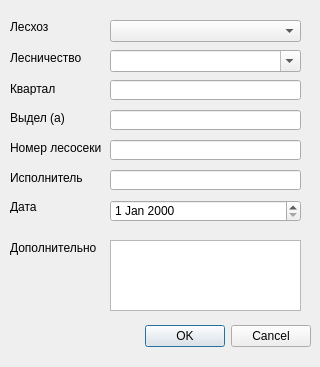
daniluuuuuuuk/daniluuuuuuuk.github.io, file modules/otvod/ui/lesosekaInfo.ui: the form before one commit.
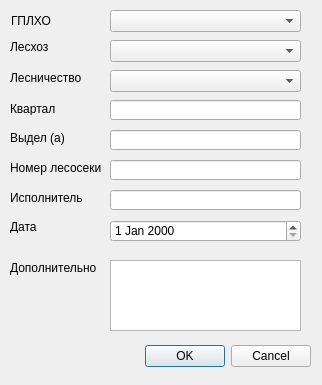
The form after the commit.

```diff
--- a/modules/otvod/ui/lesosekaInfo.ui
+++ b/modules/otvod/ui/lesosekaInfo.ui
@@ -6,8 +6,8 @@
    <rect>
     <x>0</x>
     <y>0</y>
-    <width>320</width>
-    <height>367</height>
+    <width>322</width>
+    <height>385</height>
    </rect>
   </property>
   <property name="windowTitle">
@@ -17,7 +17,7 @@
    <property name="geometry">
     <rect>
      <x>10</x>
-     <y>320</y>
+     <y>340</y>
      <width>301</width>
      <height>32</height>
     </rect>
@@ -33,7 +33,7 @@
    <property name="geometry">
     <rect>
      <x>10</x>
-     <y>170</y>
+     <y>190</y>
      <width>91</width>
      <height>16</height>
     </rect>
@@ -46,7 +46,7 @@
    <property name="geometry">
     <rect>
      <x>10</x>
-     <y>200</y>
+     <y>220</y>
      <width>47</width>
      <height>13</height>
     </rect>
@@ -59,7 +59,7 @@
    <property name="geometry">
     <rect>
      <x>10</x>
-     <y>240</y>
+     <y>260</y>
      <width>91</width>
      <height>16</height>
     </rect>
@@ -72,7 +72,7 @@
    <property name="geometry">
     <rect>
      <x>110</x>
-     <y>170</y>
+     <y>190</y>
      <width>191</width>
      <height>20</height>
     </rect>
@@ -82,7 +82,7 @@
    <property name="geometry">
     <rect>
      <x>110</x>
-     <y>240</y>
+     <y>260</y>
      <width>191</width>
      <height>71</height>
     </rect>
@@ -92,7 +92,7 @@
    <property name="geometry">
     <rect>
      <x>110</x>
-     <y>140</y>
+     <y>160</y>
      <width>191</width>
      <height>20</height>
     </rect>
@@ -102,7 +102,7 @@
    <property name="geometry">
     <rect>
      <x>10</x>
-     <y>140</y>
+     <y>160</y>
      <width>91</width>
      <height>16</height>
     </rect>
@@ -115,7 +115,7 @@
    <property name="geometry">
     <rect>
      <x>110</x>
-     <y>200</y>
+     <y>220</y>
      <width>191</width>
      <height>22</height>
     </rect>
@@ -125,7 +125,7 @@
    <property name="geometry">
     <rect>
      <x>10</x>
-     <y>20</y>
+     <y>40</y>
      <width>47</width>
      <height>13</height>
     </rect>
@@ -138,7 +138,7 @@
    <property name="geometry">
     <rect>
      <x>10</x>
-     <y>50</y>
+     <y>70</y>
      <width>71</width>
      <height>16</height>
     </rect>
@@ -151,7 +151,7 @@
    <property name="geometry">
     <rect>
      <x>10</x>
-     <y>82</y>
+     <y>102</y>
      <width>47</width>
      <height>13</height>
     </rect>
@@ -164,7 +164,7 @@
    <property name="geometry">
     <rect>
      <x>110</x>
-     <y>80</y>
+     <y>100</y>
      <width>191</width>
      <height>20</height>
     </rect>
@@ -174,7 +174,7 @@
    <property name="geometry">
     <rect>
      <x>10</x>
-     <y>110</y>
+     <y>130</y>
      <width>81</width>
      <height>16</height>
     </rect>
@@ -187,7 +187,7 @@
    <property name="geometry">
     <rect>
      <x>110</x>
-     <y>110</y>
+     <y>130</y>
      <width>191</width>
      <height>20</height>
     </rect>
@@ -197,25 +197,48 @@
    <property name="geometry">
     <rect>
      <x>110</x>
-     <y>50</y>
+     <y>70</y>
      <width>191</width>
      <height>22</height>
     </rect>
    </property>
    <property name="editable">
-    <bool>true</bool>
+    <bool>false</bool>
    </property>
   </widget>
   <widget class="QComboBox" name="leshos">
    <property name="geometry">
     <rect>
      <x>110</x>
-     <y>20</y>
+     <y>40</y>
      <width>191</width>
      <height>22</height>
     </rect>
    </property>
   </widget>
+  <widget class="QComboBox" name="gplho">
+   <property name="geometry">
+    <rect>
+     <x>110</x>
+     <y>10</y>
+     <width>191</width>
+     <height>22</height>
+    </rect>
+   </property>
+  </widget>
+  <widget class="QLabel" name="gplhoLabel">
+   <property name="geometry">
+    <rect>
+     <x>11</x>
+     <y>14</y>
+     <width>47</width>
+     <height>13</height>
+    </rect>
+   </property>
+   <property name="text">
+    <string>ГПЛХО</string>
+   </property>
+  </widget>
  </widget>
  <resources/>
  <connections>
```
